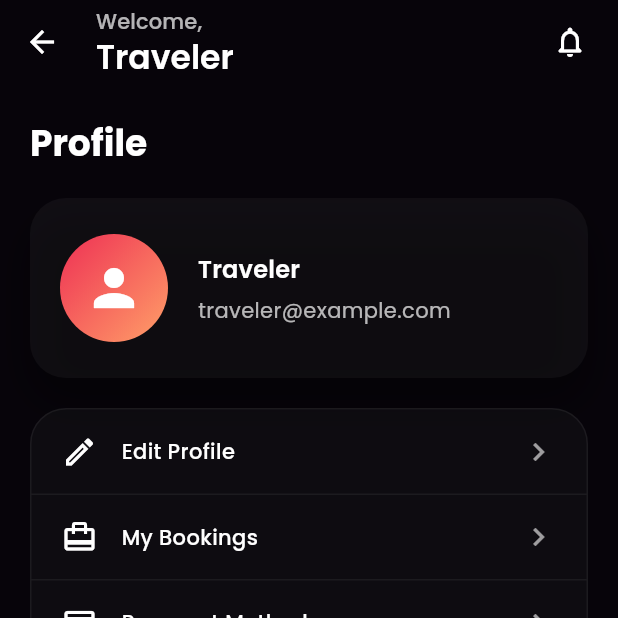
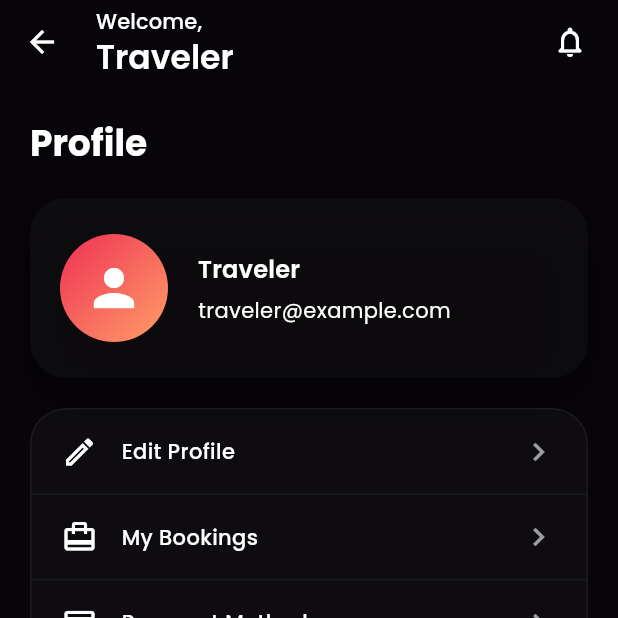
Before and after one commit to Shivang-Bajaj30/TravelWiseApp, a Flutter app: the HomeScreen screen opened by its route, item 4 of the bottom bar chosen, on a phone screen of 412 x 824 dp, the top half of it. Run offline on Flutter 3.47's test engine with Material 3 defaults, Android fonts, the phone set to English and light mode, and no system bars; our stand-ins replace google_fonts.

Commit message:
little changes

```diff
--- a/lib/main.dart
+++ b/lib/main.dart
@@ -22,11 +22,11 @@ class TravelWiseApp extends StatelessWidget {
 
   @override
   Widget build(BuildContext context) {
+    final isLight = themeController.isLight;
     return MaterialApp(
-      key: ValueKey(themeController.isLight),
       title: 'TravelWise',
       debugShowCheckedModeBanner: false,
-      theme: _buildDarkTheme(),
+      theme: isLight ? _buildLightTheme() : _buildDarkTheme(),
       initialRoute: WelcomeScreen.routeName,
       routes: {
         WelcomeScreen.routeName: (context) => const WelcomeScreen(),
@@ -108,6 +108,8 @@ class TravelWiseApp extends StatelessWidget {
     );
 
     return base.copyWith(
+      scaffoldBackgroundColor: AppColors.lightBackground,
+      canvasColor: AppColors.lightBackground,
       appBarTheme: const AppBarTheme(
         backgroundColor: Colors.transparent,
         elevation: 0,
--- a/lib/screens/home_screen.dart
+++ b/lib/screens/home_screen.dart
@@ -23,9 +23,9 @@ class _HomeScreenState extends State<HomeScreen> {
   Widget build(BuildContext context) {
     return Scaffold(
       extendBody: true,
-      backgroundColor: AppColors.dark,
+      backgroundColor: Theme.of(context).scaffoldBackgroundColor,
       appBar: AppBar(
-        backgroundColor: AppColors.dark,
+        backgroundColor: Theme.of(context).scaffoldBackgroundColor,
         elevation: 0,
         titleSpacing: 8,
         title: Column(
@@ -33,16 +33,15 @@ class _HomeScreenState extends State<HomeScreen> {
           children: [
             Text(
               'Welcome,',
-              style: Theme.of(
-                context,
-              ).textTheme.labelLarge?.copyWith(color: Colors.white70),
+              style: Theme.of(context).textTheme.labelLarge?.copyWith(
+                color: Theme.of(context).textTheme.bodySmall?.color,
+              ),
             ),
             Text(
               _username,
-              style: Theme.of(context).textTheme.titleLarge?.copyWith(
-                color: Colors.white,
-                fontWeight: FontWeight.w600,
-              ),
+              style: Theme.of(
+                context,
+              ).textTheme.titleLarge?.copyWith(fontWeight: FontWeight.w600),
             ),
           ],
         ),
@@ -72,7 +71,15 @@ class _HomeScreenState extends State<HomeScreen> {
                 clipBehavior: Clip.none,
                 children: [
                   // Nav bar background
-                  Positioned.fill(child: Container(color: AppColors.dark)),
+                  Positioned.fill(
+                    child: Container(
+                      color:
+                          Theme.of(
+                            context,
+                          ).bottomNavigationBarTheme.backgroundColor ??
+                          Theme.of(context).scaffoldBackgroundColor,
+                    ),
+                  ),
                   // Navigation row
                   Positioned.fill(
                     child: Row(
@@ -114,9 +121,11 @@ class _HomeScreenState extends State<HomeScreen> {
                       child: Container(
                         width: fabSize,
                         height: fabSize,
-                        decoration: const BoxDecoration(
+                        decoration: BoxDecoration(
                           shape: BoxShape.circle,
-                          color: AppColors.accent,
+                          color: Theme.of(context).brightness == Brightness.dark
+                              ? AppColors.accent
+                              : AppColors.lightPrimary,
                           boxShadow: [
                             BoxShadow(
                               color: Colors.black38,
@@ -317,7 +326,10 @@ class _BottomItem extends StatelessWidget {
 
   @override
   Widget build(BuildContext context) {
-    final color = selected ? AppColors.accent : Colors.white70;
+    final isDark = Theme.of(context).brightness == Brightness.dark;
+    final color = selected
+        ? (isDark ? AppColors.accent : AppColors.lightPrimary)
+        : (isDark ? Colors.white70 : AppColors.lightTextSecondary);
     return InkWell(
       borderRadius: BorderRadius.circular(18),
       onTap: onTap,
@@ -359,18 +371,12 @@ class _SectionHeader extends StatelessWidget {
           children: [
             Text(
               title,
-              style: Theme.of(context).textTheme.titleMedium?.copyWith(
-                color: Colors.white,
-                fontWeight: FontWeight.w600,
-              ),
+              style: Theme.of(
+                context,
+              ).textTheme.titleMedium?.copyWith(fontWeight: FontWeight.w600),
             ),
             const SizedBox(height: 2),
-            Text(
-              subtitle,
-              style: Theme.of(
-                context,
-              ).textTheme.bodySmall?.copyWith(color: Colors.white70),
-            ),
+            Text(subtitle, style: Theme.of(context).textTheme.bodySmall),
           ],
         ),
         TextButton(onPressed: () {}, child: const Text('View all')),
@@ -565,7 +571,7 @@ class _ProfileHeaderCard extends StatelessWidget {
     return Container(
       padding: const EdgeInsets.symmetric(horizontal: 20, vertical: 24),
       decoration: BoxDecoration(
-        color: Colors.white.withValues(alpha: .04),
+        color: Theme.of(context).cardTheme.color,
         borderRadius: BorderRadius.circular(24),
         boxShadow: [
           BoxShadow(
@@ -580,10 +586,12 @@ class _ProfileHeaderCard extends StatelessWidget {
           Container(
             width: 72,
             height: 72,
-            decoration: const BoxDecoration(
+            decoration: BoxDecoration(
               shape: BoxShape.circle,
               gradient: LinearGradient(
-                colors: [AppColors.primary, AppColors.accent],
+                colors: Theme.of(context).brightness == Brightness.dark
+                    ? [AppColors.primary, AppColors.accent]
+                    : [AppColors.lightPrimary, AppColors.lightSecondary],
                 begin: Alignment.topLeft,
                 end: Alignment.bottomRight,
               ),
@@ -600,16 +608,13 @@ class _ProfileHeaderCard extends StatelessWidget {
                 Text(
                   'Traveler',
                   style: Theme.of(context).textTheme.titleMedium?.copyWith(
-                    color: Colors.white,
                     fontWeight: FontWeight.w600,
                   ),
                 ),
                 const SizedBox(height: 6),
                 Text(
                   'traveler@example.com',
-                  style: Theme.of(
-                    context,
-                  ).textTheme.bodyMedium?.copyWith(color: Colors.white70),
+                  style: Theme.of(context).textTheme.bodyMedium,
                 ),
               ],
             ),
@@ -659,9 +664,7 @@ class _ProfileOptionsCard extends StatelessWidget {
             label: 'Settings',
             onTap: () {
               Navigator.of(context).push(
-                MaterialPageRoute(
-                  builder: (_) => const _ThemeSettingsPage(),
-                ),
+                MaterialPageRoute(builder: (_) => const _ThemeSettingsPage()),
               );
             },
           ),
@@ -699,7 +702,10 @@ class _ProfileRow extends StatelessWidget {
 
   @override
   Widget build(BuildContext context) {
-    final color = isDestructive ? Colors.redAccent : Colors.white;
+    final isDark = Theme.of(context).brightness == Brightness.dark;
+    final color = isDestructive
+        ? Colors.redAccent
+        : (isDark ? Colors.white : AppColors.lightTextPrimary);
     final textColor = isDestructive
         ? Colors.redAccent
         : Theme.of(context).brightness == Brightness.dark
@@ -765,21 +771,24 @@ class _ThemeSettingsPageState extends State<_ThemeSettingsPage> {
     final isDark = !themeController.isLight;
 
     return Scaffold(
-      appBar: AppBar(
-        title: const Text('Appearance'),
-      ),
+      appBar: AppBar(title: const Text('Appearance')),
       body: SafeArea(
         child: ListView(
           padding: const EdgeInsets.fromLTRB(20, 16, 20, 32),
           children: [
             ListTile(
               contentPadding: EdgeInsets.zero,
-              leading: const Icon(Icons.dark_mode_outlined),
+              leading: Icon(
+                isDark ? Icons.dark_mode : Icons.light_mode,
+                color: Theme.of(context).iconTheme.color,
+              ),
               title: const Text('Dark theme'),
               subtitle: const Text('Toggle between dark and light experience'),
               trailing: Switch(
                 value: isDark,
-                onChanged: (_) => themeController.toggle(),
+                onChanged: (_) {
+                  themeController.toggle();
+                },
               ),
             ),
           ],
--- a/pubspec.yaml
+++ b/pubspec.yaml
@@ -30,6 +30,7 @@ environment:
 dependencies:
   flutter:
     sdk: flutter
+  get: ^4.6.0
 
   # The following adds the Cupertino Icons font to your application.
   # Use with the CupertinoIcons class for iOS style icons.
```
Also changed, not shown: lib/theme/theme_controller.dart (line endings or trailing spaces), pubspec.lock.
